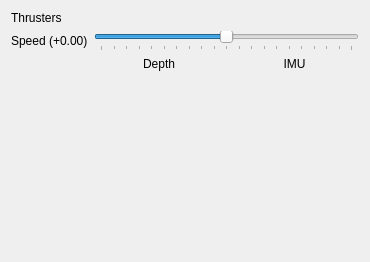
PalouseRobosub/robosub, file src/rqt/rqt_syscheck/resource/SysCheck.ui: the form before one commit.
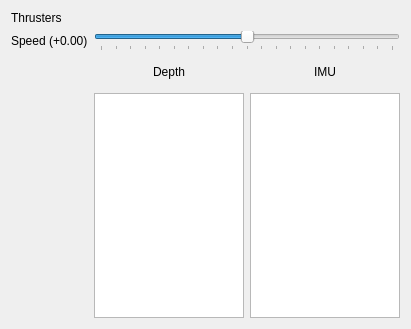
The form after the commit.

Commit message: Added display of depth and IMU message data to the SysCheck Plugin

The edit to the form file:
```diff
--- a/src/rqt/rqt_syscheck/resource/SysCheck.ui
+++ b/src/rqt/rqt_syscheck/resource/SysCheck.ui
@@ -6,8 +6,8 @@
    <rect>
     <x>0</x>
     <y>0</y>
-    <width>370</width>
-    <height>262</height>
+    <width>309</width>
+    <height>329</height>
    </rect>
   </property>
   <property name="windowTitle">
@@ -64,12 +64,24 @@
     </widget>
    </item>
    <item row="3" column="1">
-    <layout class="QHBoxLayout" name="horizontalLayout">
+    <layout class="QGridLayout" name="gridLayout" columnminimumwidth="150,150">
      <property name="bottomMargin">
       <number>0</number>
      </property>
-     <item>
+     <item row="0" column="0">
       <widget class="QLabel" name="depthLabel">
+       <property name="minimumSize">
+        <size>
+         <width>0</width>
+         <height>30</height>
+        </size>
+       </property>
+       <property name="maximumSize">
+        <size>
+         <width>16777215</width>
+         <height>30</height>
+        </size>
+       </property>
        <property name="styleSheet">
         <string notr="true"/>
        </property>
@@ -81,8 +93,20 @@
        </property>
       </widget>
      </item>
-     <item>
+     <item row="0" column="1">
       <widget class="QLabel" name="imuLabel">
+       <property name="minimumSize">
+        <size>
+         <width>0</width>
+         <height>30</height>
+        </size>
+       </property>
+       <property name="maximumSize">
+        <size>
+         <width>16777215</width>
+         <height>30</height>
+        </size>
+       </property>
        <property name="text">
         <string>IMU</string>
        </property>
@@ -91,6 +115,32 @@
        </property>
       </widget>
      </item>
+     <item row="1" column="0">
+      <widget class="QPlainTextEdit" name="depthData">
+       <property name="minimumSize">
+        <size>
+         <width>100</width>
+         <height>215</height>
+        </size>
+       </property>
+       <property name="readOnly">
+        <bool>true</bool>
+       </property>
+      </widget>
+     </item>
+     <item row="1" column="1">
+      <widget class="QPlainTextEdit" name="imuData">
+       <property name="minimumSize">
+        <size>
+         <width>100</width>
+         <height>215</height>
+        </size>
+       </property>
+       <property name="readOnly">
+        <bool>true</bool>
+       </property>
+      </widget>
+     </item>
     </layout>
    </item>
   </layout>
```
The commit also changes 1 other file.
